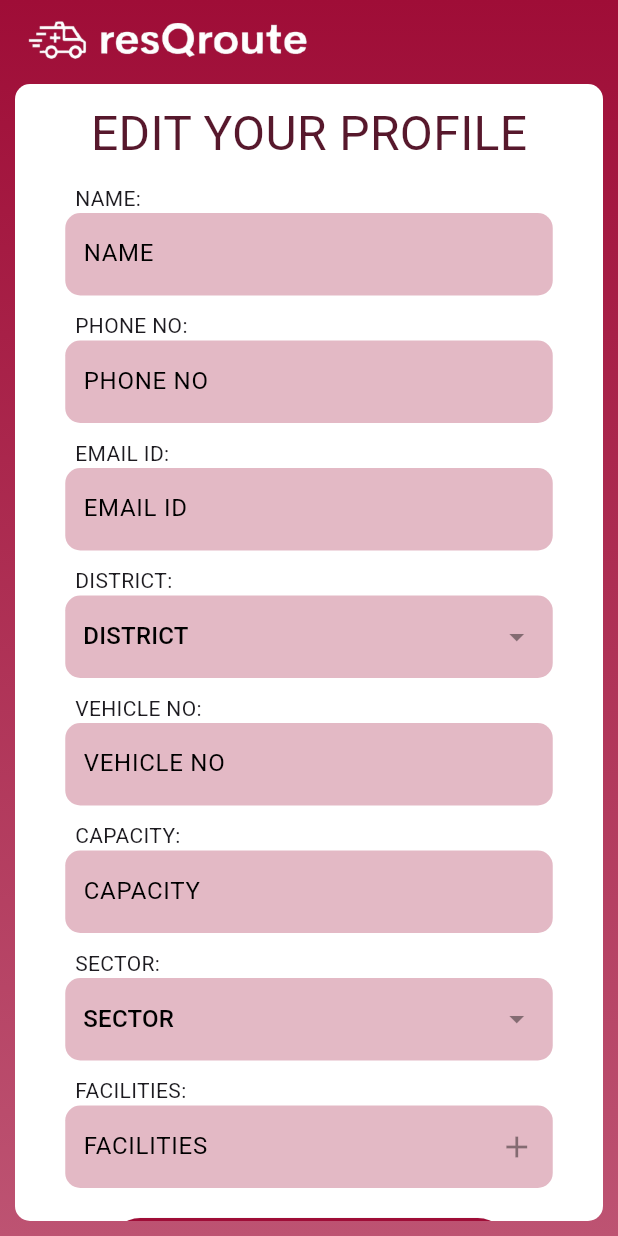
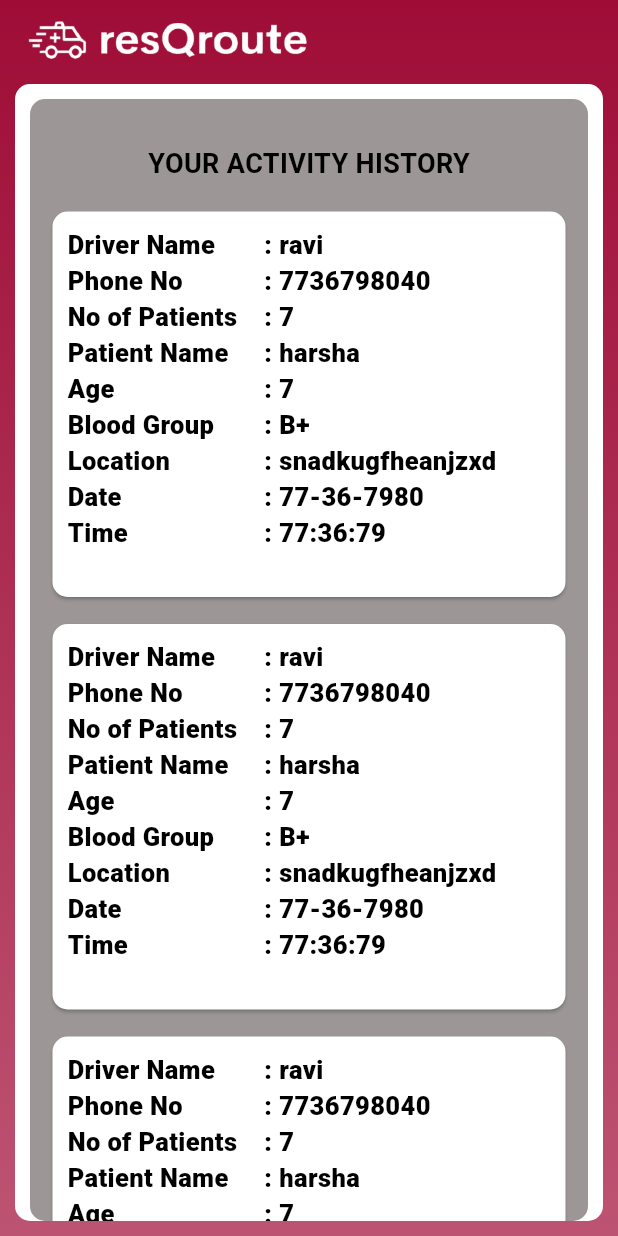
Before and after one commit to richa-johnson/Ambulance-tracker, a Flutter app: the screen it shows after launch, on a phone screen of 412 x 824 dp. Run offline on Flutter 3.47's test engine with Material 3 defaults, Android fonts, the light colour scheme and no system bars; our stand-ins replace flutter_animate.

Commit message:
User Activity History UI

```diff
--- /dev/null
+++ b/ambulance_tracker/lib/dashbord/userHistory.dart
@@ -0,0 +1,161 @@
+import 'package:flutter/material.dart';
+
+class UserHistory extends StatefulWidget {
+  const UserHistory({super.key});
+
+  @override
+  State<UserHistory> createState() => _UserHistoryState();
+}
+
+class _UserHistoryState extends State<UserHistory> {
+  String dname="ravi",phoneno="7736798040",pcount="7",pname="harsha",age="7",bloodGroup="B+",location="snadkugfheanjzxd",date="77-36-7980",time="77:36:79";
+
+  @override
+  Widget build(BuildContext context) {
+    return Scaffold(
+      extendBodyBehindAppBar: true,
+      appBar: AppBar(
+        title: Align(
+          alignment: Alignment.topLeft,
+          child: Image.asset(
+            'assets/title.png',
+            fit: BoxFit.contain,
+            height: 180,
+          ),
+        ),
+        backgroundColor: Colors.transparent,
+        elevation: 0,
+      ),
+
+      body: Container(
+
+        decoration: BoxDecoration(
+          gradient: LinearGradient(
+            begin: Alignment.topCenter,
+            end: Alignment.bottomCenter,
+            colors: [
+              Color.fromRGBO(159, 13, 55, 1.0),
+              Color.fromRGBO(189, 83, 114, 1.0),
+            ],
+          ),
+        ),
+        padding: EdgeInsets.only(
+          top: MediaQuery.of(context).padding.top + kToolbarHeight,
+          left: 10.0,
+          right: 10.0,
+          bottom: 10.0,
+        ),
+        child: Container(
+          height: double.infinity,
+          width: double.infinity,
+          padding: EdgeInsets.only(top: 10,right: 10,left: 10),
+          decoration: BoxDecoration(
+            borderRadius: BorderRadius.circular(10),
+            color: Colors.white,
+          ),
+          child: Container(
+            padding: EdgeInsets.only(top: 30,right: 10,left: 10),
+            decoration: BoxDecoration(
+              borderRadius: BorderRadius.circular(10),
+              color: Color.fromRGBO(156, 150, 150, 1),
+            ),
+            child: Column(
+              crossAxisAlignment: CrossAxisAlignment.center,
+              children: [
+                Center(
+                  child: Text(
+                    "YOUR ACTIVITY HISTORY",
+                    style: TextStyle(
+                      color: Color.fromRGBO(0, 0, 0, 1),
+                      fontSize: 18,
+                      fontWeight: FontWeight.bold),
+                  ),
+                ),
+                SizedBox(height: 15),
+                Expanded(
+                  child: SingleChildScrollView(
+                    child: Column(
+                      children: List.generate(10, (index)=> Padding(
+                        padding: (EdgeInsets.only(bottom: 10)),
+                          child: SizedBox(
+                            height: 265,
+                            width: 350,
+                            child: Card(
+                              color: Color.fromRGBO(255, 255, 255, 1),
+                              shape: RoundedRectangleBorder(
+                                borderRadius: BorderRadius.circular(10),
+                              ),
+                              child: Padding(
+                                padding: EdgeInsets.all(10),
+                                child: Table(
+                                  columnWidths: {
+                                    0:IntrinsicColumnWidth(),
+                                    1:FixedColumnWidth(10),
+                                    2:FlexColumnWidth()
+                                  },
+                                  children: [
+                                    ActivityHistoryTable(label: "Driver Name", value: dname).build(),
+                                    ActivityHistoryTable(label: "Phone No", value: phoneno).build(),
+                                    ActivityHistoryTable(label: "No of Patients    ", value: pcount).build(),
+                                    ActivityHistoryTable(label: "Patient Name", value: pname).build(),
+                                    ActivityHistoryTable(label: "Age", value: age).build(),
+                                    ActivityHistoryTable(label: "Blood Group", value: bloodGroup).build(),
+                                    ActivityHistoryTable(label: "Location", value: location).build(),
+                                    ActivityHistoryTable(label: "Date", value: date).build(),
+                                    ActivityHistoryTable(label: "Time", value: time).build(),
+                                  ],
+                                ),
+                              ),
+                            )
+                          ),
+                        ),
+                      ),
+                    ),
+                  ),
+                ),
+              ],
+            ),
+          ),
+        ),
+      ),
+    );
+  }
+}
+class ActivityHistoryTable{
+  final String label;
+  final String seperator;
+  final String value;
+
+  ActivityHistoryTable({required this.label,this.seperator=":",required this.value});
+
+  TableRow build(){
+    return TableRow(
+      children: [
+        Text(
+          label,
+          style: TextStyle(
+            color: Color.fromRGBO(0, 0, 0, 1),
+            fontWeight: FontWeight.w900,
+            fontSize: 17
+          ),
+        ),
+        Text(
+          seperator,
+          style: TextStyle(
+            color: Color.fromRGBO(0, 0, 0, 1),
+            fontWeight: FontWeight.w900,
+            fontSize: 17
+          ),
+        ),
+        Text(
+          value,
+          style: TextStyle(
+            color: Color.fromRGBO(0, 0, 0, 1),
+            fontWeight: FontWeight.w900,
+            fontSize: 17
+          ),
+        ),
+      ],
+    );
+  }
+}
--- a/ambulance_tracker/lib/main.dart
+++ b/ambulance_tracker/lib/main.dart
@@ -1,6 +1,7 @@
 import 'package:ambulance_tracker/dashbord/driverEdit.dart';
 import 'package:ambulance_tracker/dashbord/patientDetailsForm.dart';
 import 'package:ambulance_tracker/dashbord/userEdit.dart';
+import 'package:ambulance_tracker/dashbord/userHistory.dart';
 import 'package:ambulance_tracker/registration/driver.dart';
 import 'package:ambulance_tracker/registration/login.dart';
 import 'package:ambulance_tracker/registration/otpverification.dart';
@@ -24,7 +25,7 @@ class MyApp extends StatelessWidget {
        primarySwatch:Colors.blue
       ),
       debugShowCheckedModeBanner: false,
-      home: driverEdit(),
+      home: UserHistory(),
     );
   }
 }
--- a/ambulance_tracker/lib/registration/user.dart
+++ b/ambulance_tracker/lib/registration/user.dart
@@ -1,6 +1,3 @@
-
-import 'package:ambulance_tracker/registration/basic.dart';
-import 'package:ambulance_tracker/registration/login.dart';
 import 'package:ambulance_tracker/registration/otpverification.dart';
 import 'package:flutter/material.dart';
 
```
